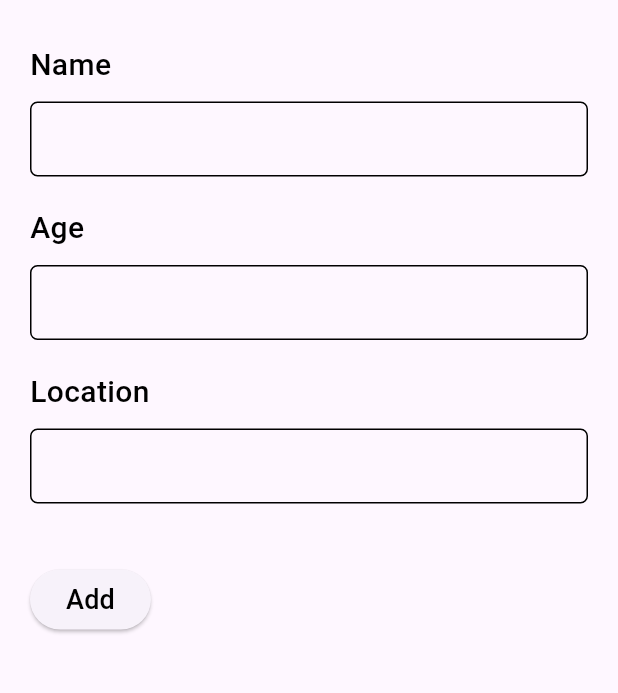
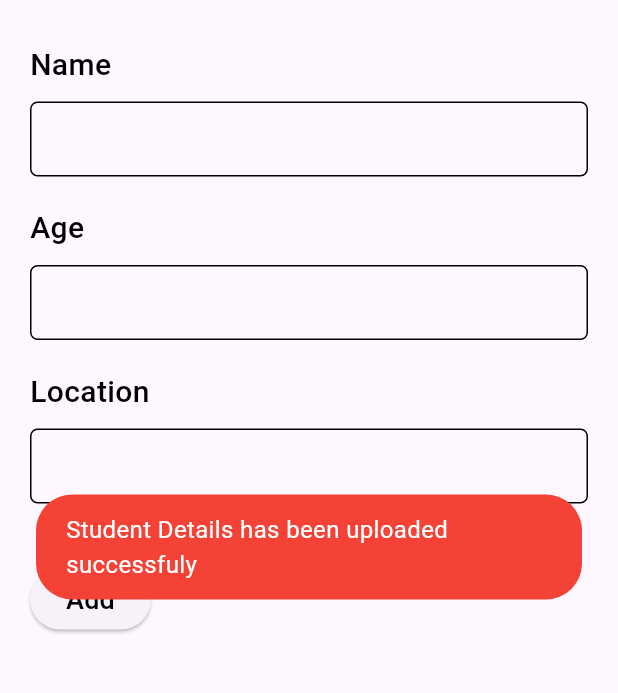
Before and after one commit to jdtdjayasingha/Data-Manage-Mobile-Application, a Flutter app: the NewStudent screen opened directly, after a tap on "Add", on a phone screen of 412 x 824 dp, the part 71-764 px from its top. Run offline on Flutter 3.47's test engine with Material 3 defaults, Android fonts, the phone set to English and light mode, and no system bars; our stand-ins replace cloud_firestore, firebase_core, fluttertoast, random_string; accounts and stored records are empty.

Commit message:
Connected Cloud Firestore

```diff
--- a/lib/Screen/new.dart
+++ b/lib/Screen/new.dart
@@ -1,4 +1,7 @@
+import 'package:data_manage_mobile_application/Service/database.dart';
 import 'package:flutter/material.dart';
+import 'package:fluttertoast/fluttertoast.dart';
+import 'package:random_string/random_string.dart';
 
 class NewStudent extends StatefulWidget {
   const NewStudent({super.key});
@@ -8,6 +11,9 @@ class NewStudent extends StatefulWidget {
 }
 
 class _NewStudentState extends State<NewStudent> {
+  TextEditingController namecontroller = TextEditingController();
+  TextEditingController agecontroller = TextEditingController();
+  TextEditingController locationcontroller = TextEditingController();
   @override
   Widget build(BuildContext context) {
     return Scaffold(
@@ -64,6 +70,7 @@ class _NewStudentState extends State<NewStudent> {
                   borderRadius: BorderRadius.circular(5),
                 ),
                 child: TextField(
+                  controller: namecontroller,
                   decoration: InputDecoration(border: InputBorder.none),
                 ),
               ),
@@ -90,6 +97,7 @@ class _NewStudentState extends State<NewStudent> {
                   borderRadius: BorderRadius.circular(5),
                 ),
                 child: TextField(
+                  controller: agecontroller,
                   decoration: InputDecoration(border: InputBorder.none),
                 ),
               ),
@@ -116,6 +124,7 @@ class _NewStudentState extends State<NewStudent> {
                   borderRadius: BorderRadius.circular(5),
                 ),
                 child: TextField(
+                  controller: locationcontroller,
                   decoration: InputDecoration(border: InputBorder.none),
                 ),
               ),
@@ -123,7 +132,27 @@ class _NewStudentState extends State<NewStudent> {
                 height: 40,
               ),
               ElevatedButton(
-                onPressed: () {},
+                onPressed: () async {
+                  String Id = randomAlphaNumeric(10);
+                  Map<String, dynamic> studentInfoMap = {
+                    "Name": namecontroller.text,
+                    "Age": agecontroller.text,
+                    "Id": Id,
+                    "Location": locationcontroller.text,
+                  };
+                  await Database()
+                      .addStudentDetails(studentInfoMap, Id)
+                      .then((value) {
+                    Fluttertoast.showToast(
+                        msg: "Student Details has been uploaded successfuly",
+                        toastLength: Toast.LENGTH_SHORT,
+                        gravity: ToastGravity.CENTER,
+                        timeInSecForIosWeb: 1,
+                        backgroundColor: Colors.red,
+                        textColor: Colors.white,
+                        fontSize: 16.0);
+                  });
+                },
                 child: Text(
                   "Add",
                   style: TextStyle(
--- a/lib/main.dart
+++ b/lib/main.dart
@@ -1,4 +1,6 @@
-import 'package:data_manage_mobile_application/Screen/home.dart';
+
+
+import 'package:data_manage_mobile_application/Screen/dashboard.dart';
 import 'package:flutter/material.dart';
 import 'package:firebase_core/firebase_core.dart';
 import 'firebase_options.dart';
--- a/pubspec.yaml
+++ b/pubspec.yaml
@@ -37,6 +37,8 @@ dependencies:
   cupertino_icons: ^1.0.2
   firebase_core: ^2.25.4
   cloud_firestore: ^4.15.4
+  random_string: ^2.3.1
+  fluttertoast: ^8.2.4
 
 
 dev_dependencies:
```
Also changed, not shown: lib/Screen/dashboard.dart (renamed from lib/Screen/Home.dart), pubspec.lock, 1 other file.
